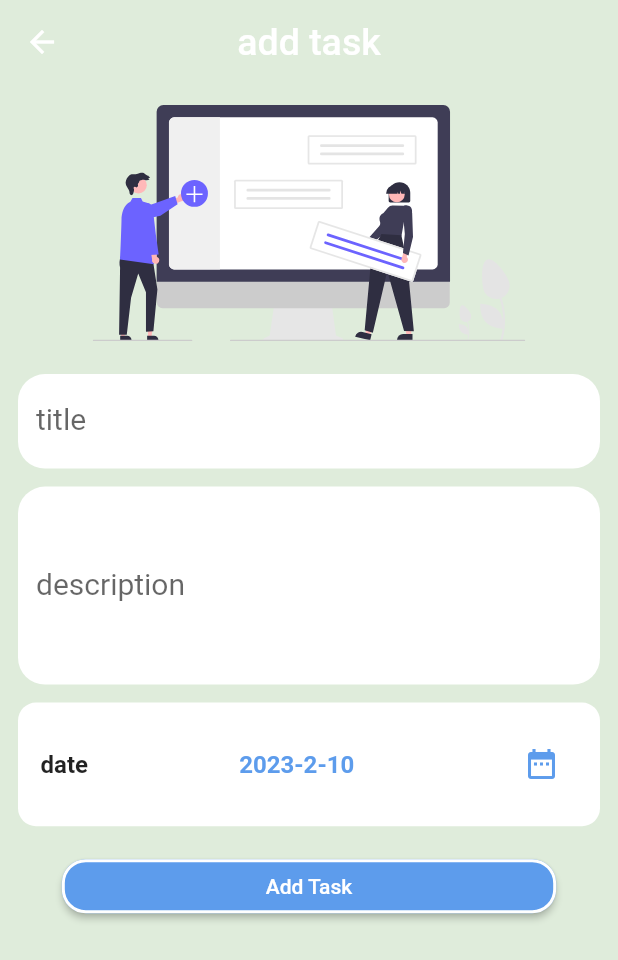
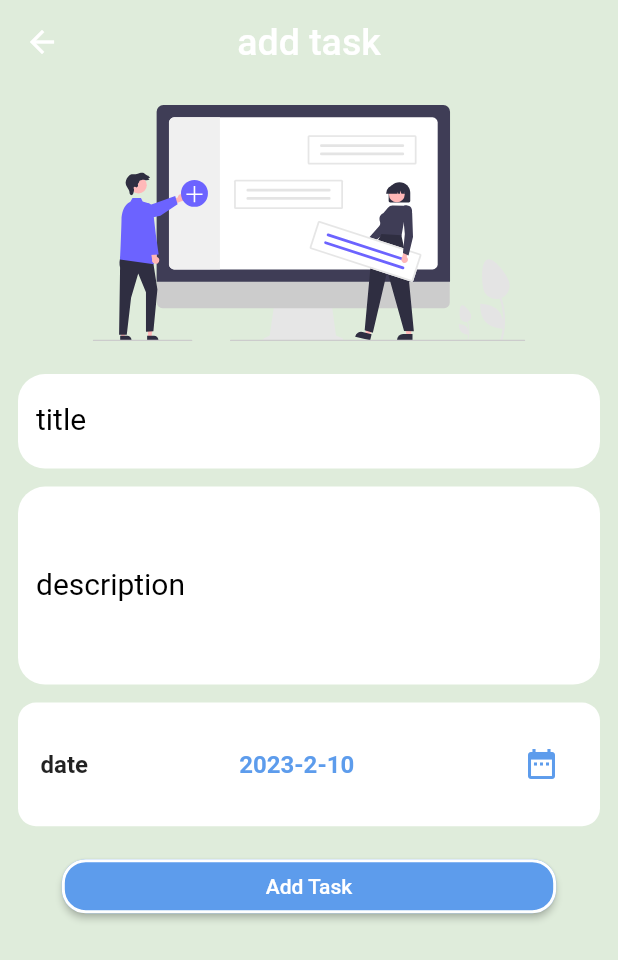
Before and after one commit to MohamedFouad99/todo_with_firestore, a Flutter app: the screen it shows after launch, after a tap on the "arrow right alt" icon, after a tap on the "add task" icon, on a phone screen of 412 x 824 dp. Shown: the top 960 px of the screen. Run offline on Flutter 3.47's test engine with Material 2 defaults, Android fonts, the phone set to English and light mode, and no system bars; our stand-ins replace awesome_dialog, cloud_firestore, firebase_core, flutter_slidable, flutter_svg; missing offline and left inert: calender_picker; accounts and stored records are empty; generated files the repository leaves out were written again.

Commit message:
add_provider_package

```diff
--- a/lib/main.dart
+++ b/lib/main.dart
@@ -4,6 +4,9 @@ import 'package:firebase_core/firebase_core.dart';
 import 'package:flutter/material.dart';
 import 'package:flutter_localizations/flutter_localizations.dart';
 import 'package:flutter_gen/gen_l10n/app_localizations.dart';
+import 'package:provider/provider.dart';
+import 'package:todo_with_firestore/providers/language_provider.dart';
+import 'package:todo_with_firestore/providers/theme_provider.dart';
 import 'firebase_options.dart';
 import 'utils/my_theme.dart';
 import 'view/home/home_screen.dart';
@@ -17,7 +20,17 @@ void main() async {
   await Firebase.initializeApp(
     options: DefaultFirebaseOptions.currentPlatform,
   );
-  runApp(const MyApp());
+  runApp(MultiProvider(
+    providers: [
+      ChangeNotifierProvider(
+        create: (context) => ThemeProvider(),
+      ),
+      ChangeNotifierProvider(
+        create: (context) => LanguageProvider(),
+      ),
+    ],
+    child: MyApp(),
+  ));
 }
 
 class MyApp extends StatelessWidget {
@@ -26,6 +39,8 @@ class MyApp extends StatelessWidget {
   // This widget is the root of your application.
   @override
   Widget build(BuildContext context) {
+    var provider = Provider.of<ThemeProvider>(context);
+    var providerLanguage = Provider.of<LanguageProvider>(context);
     return MaterialApp(
       debugShowCheckedModeBanner: false,
       localizationsDelegates: [
@@ -34,7 +49,7 @@ class MyApp extends StatelessWidget {
         GlobalWidgetsLocalizations.delegate,
         GlobalCupertinoLocalizations.delegate,
       ],
-      locale: Locale('en'),
+      locale: Locale(providerLanguage.currentLanguage),
       supportedLocales: [
         Locale('en'), // English
         Locale('ar'), // Arabic
@@ -48,6 +63,8 @@ class MyApp extends StatelessWidget {
       },
       initialRoute: WelcomeScreen.routeName,
       theme: MyThemeData.lightTheme,
+      darkTheme: MyThemeData.darkTheme,
+      themeMode: provider.themeMode,
     );
   }
 }
--- /dev/null
+++ b/lib/providers/language_provider.dart
@@ -0,0 +1,10 @@
+import 'package:flutter/material.dart';
+
+class LanguageProvider extends ChangeNotifier {
+  String currentLanguage = 'en';
+
+  void changeLanguage(String newLanguage) {
+    currentLanguage = newLanguage;
+    notifyListeners();
+  }
+}
--- /dev/null
+++ b/lib/providers/theme_provider.dart
@@ -0,0 +1,10 @@
+import 'package:flutter/material.dart';
+
+class ThemeProvider extends ChangeNotifier {
+  ThemeMode themeMode = ThemeMode.light;
+
+  void changeTheme(ThemeMode mode) {
+    themeMode = mode;
+    notifyListeners();
+  }
+}
--- a/lib/utils/my_theme.dart
+++ b/lib/utils/my_theme.dart
@@ -4,17 +4,19 @@ import 'package:flutter/material.dart';
 
 class MyThemeData {
   static Color lightPrimary = Color(0xff5D9CEC);
+
   static Color colorLightGreen = Color(0xffDFECDB);
   static Color colorBlack = Color(0xff242424);
   static Color colorRed = Color(0xffEC4B4B);
   static Color colorGreen = Color(0xff61E757);
   static Color colorWhite = Color(0xFFFFFFFF);
+
   static final ThemeData lightTheme = ThemeData(
     primaryColor: lightPrimary,
     colorScheme: ColorScheme(
       primary: lightPrimary,
       onPrimary: colorWhite,
-      secondary: colorLightGreen,
+      secondary: Colors.grey,
       onSecondary: colorWhite,
       background: colorLightGreen,
       error: Colors.red,
@@ -76,56 +78,71 @@ class MyThemeData {
       backgroundColor: Colors.transparent,
     ),
   );
-  // static final ThemeData darkTheme = ThemeData(
-  //   primaryColor: lightPrimary,
-  //   colorScheme: ColorScheme(
-  //     primary: lightPrimary,
-  //     onPrimary: colorWhite,
-  //     secondary: colorLightGreen,
-  //     onSecondary: colorWhite,
-  //     background: colorLightGreen,
-  //     error: Colors.red,
-  //     onError: Colors.red,
-  //     onSurface: Colors.black,
-  //     surface: Colors.white,
-  //     onBackground: lightPrimary,
-  //     brightness: Brightness.light,
-  //   ),
-  //   scaffoldBackgroundColor: colorLightGreen,
-  //   appBarTheme: AppBarTheme(
-  //     color: lightPrimary,
-  //     elevation: 0,
-  //     iconTheme: IconThemeData(color: colorWhite),
-  //   ),
-  //   textTheme: TextTheme(
-  //     headline1: TextStyle(
-  //       fontSize: 30,
-  //       color: colorWhite,
-  //       fontWeight: FontWeight.w700,
-  //     ),
-  //     subtitle1: TextStyle(
-  //       fontSize: 20,
-  //       color: lightPrimary,
-  //       fontWeight: FontWeight.w400,
-  //     ),
-  //     subtitle2: TextStyle(
-  //       fontSize: 20,
-  //       color: colorGreen,
-  //       fontWeight: FontWeight.w400,
-  //     ),
-  //     bodyText1: TextStyle(
-  //       fontSize: 12,
-  //       color: colorBlack,
-  //     ),
-  //   ),
-  //   floatingActionButtonTheme:
-  //       FloatingActionButtonThemeData(backgroundColor: lightPrimary),
-  //   bottomNavigationBarTheme: BottomNavigationBarThemeData(
-  //     selectedItemColor: lightPrimary,
-  //     unselectedItemColor: Colors.grey,
-  //   ),
-  //   bottomSheetTheme: BottomSheetThemeData(
-  //     backgroundColor: Colors.transparent,
-  //   ),
-  // );
+  static final ThemeData darkTheme = ThemeData(
+    primaryColor: lightPrimary,
+    colorScheme: ColorScheme(
+      primary: colorBlack,
+      onPrimary: Color.fromARGB(255, 53, 53, 53),
+      secondary: colorBlack,
+      onSecondary: colorWhite,
+      background: colorBlack,
+      error: Colors.red,
+      onError: Colors.red,
+      onSurface: colorWhite,
+      surface: Colors.black,
+      onBackground: colorBlack,
+      brightness: Brightness.dark,
+    ),
+    scaffoldBackgroundColor: colorBlack,
+    appBarTheme: AppBarTheme(
+      color: colorBlack,
+      elevation: 0,
+      iconTheme: IconThemeData(color: colorBlack),
+    ),
+    textTheme: TextTheme(
+      headline1: TextStyle(
+        fontSize: 30,
+        color: colorWhite,
+        fontWeight: FontWeight.w700,
+      ),
+      subtitle1: TextStyle(
+        fontSize: 20,
+        color: lightPrimary,
+        fontWeight: FontWeight.w400,
+      ),
+      subtitle2: TextStyle(
+        fontSize: 20,
+        color: colorGreen,
+        fontWeight: FontWeight.w400,
+      ),
+      headline2: TextStyle(
+        fontSize: 25,
+        color: colorWhite,
+        fontWeight: FontWeight.w500,
+      ),
+      headline3: TextStyle(
+        fontSize: 18,
+        color: colorWhite,
+        fontWeight: FontWeight.w500,
+      ),
+      bodyText1: TextStyle(
+        fontSize: 12,
+        color: colorWhite,
+      ),
+      headline4: TextStyle(
+        fontSize: 20,
+        color: colorLightGreen,
+        fontWeight: FontWeight.w400,
+      ),
+    ),
+    floatingActionButtonTheme:
+        FloatingActionButtonThemeData(backgroundColor: lightPrimary),
+    bottomNavigationBarTheme: BottomNavigationBarThemeData(
+        selectedItemColor: lightPrimary,
+        unselectedItemColor: Colors.grey,
+        backgroundColor: colorBlack),
+    bottomSheetTheme: BottomSheetThemeData(
+      backgroundColor: Colors.transparent,
+    ),
+  );
 }
--- a/lib/view/home/tasks_list_tab.dart
+++ b/lib/view/home/tasks_list_tab.dart
@@ -4,7 +4,9 @@ import 'package:cloud_firestore/cloud_firestore.dart';
 import 'package:flutter/material.dart';
 import 'package:flutter_gen/gen_l10n/app_localizations.dart';
 import 'package:flutter_gen/gen_l10n/app_localizations.dart';
+import 'package:provider/provider.dart';
 import '../../../model/task.dart';
+import '../../providers/language_provider.dart';
 import '../../utils/firebase_utils.dart';
 import 'task_widget.dart';
 import 'package:calender_picker/calender_picker.dart';
@@ -19,6 +21,7 @@ class _TasksListTabState extends State<TasksListTab> {
 
   @override
   Widget build(BuildContext context) {
+    var providerLanguage = Provider.of<LanguageProvider>(context);
     return Scaffold(
       appBar: AppBar(
         backgroundColor: Colors.transparent,
@@ -33,15 +36,16 @@ class _TasksListTabState extends State<TasksListTab> {
         child: Column(
           children: [
             CalenderPicker(
-              dateTextStyle: TextStyle(color: Colors.grey),
-              dayTextStyle: TextStyle(color: Colors.grey),
-              locale: 'en',
+              dateTextStyle:
+                  TextStyle(color: Theme.of(context).colorScheme.secondary),
+              dayTextStyle:
+                  TextStyle(color: Theme.of(context).colorScheme.secondary),
+              locale: (providerLanguage.currentLanguage),
               DateTime.now(),
               initialSelectedDate: DateTime.now(),
-              selectionColor: Colors.white,
-              selectedTextColor: Colors.blue,
+              selectionColor: Theme.of(context).colorScheme.onPrimary,
+              selectedTextColor: Theme.of(context).primaryColor,
               onDateChange: (date) {
-                // New date selected
                 setState(() {
                   selectedDate = date;
                 });
--- a/lib/view/screens/add_task_screen.dart
+++ b/lib/view/screens/add_task_screen.dart
@@ -52,11 +52,11 @@ class _AddTaskScreenState extends State<AddTaskScreen> {
                       ),
                       TextFormField(
                         decoration: InputDecoration(
-                          fillColor:
-                              MyThemeData.lightTheme.colorScheme.onPrimary,
+                          fillColor: Theme.of(context).colorScheme.onPrimary,
                           filled: true,
                           labelText: AppLocalizations.of(context)!.title,
-                          labelStyle: TextStyle(),
+                          labelStyle: TextStyle(
+                              color: Theme.of(context).colorScheme.onSurface),
                           border: InputBorder.none,
                           focusedBorder: OutlineInputBorder(
                             borderRadius: BorderRadius.circular(18),
@@ -92,11 +92,12 @@ class _AddTaskScreenState extends State<AddTaskScreen> {
                         minLines: 4,
                         maxLines: 4,
                         decoration: InputDecoration(
-                          fillColor:
-                              MyThemeData.lightTheme.colorScheme.onPrimary,
+                          fillColor: Theme.of(context).colorScheme.onPrimary,
                           filled: true,
                           labelText: AppLocalizations.of(context)!.desc,
-                          labelStyle: TextStyle(),
+                          labelStyle: TextStyle(
+                            color: Theme.of(context).colorScheme.onSurface,
+                          ),
                           border: InputBorder.none,
                           focusedBorder: OutlineInputBorder(
                             borderRadius: BorderRadius.circular(18),
@@ -136,8 +137,8 @@ class _AddTaskScreenState extends State<AddTaskScreen> {
                             Container(
                               height: MediaQuery.of(context).size.height * .1,
                               decoration: BoxDecoration(
-                                  color: MyThemeData
-                                      .lightTheme.colorScheme.onPrimary,
+                                  color:
+                                      Theme.of(context).colorScheme.onPrimary,
                                   borderRadius: BorderRadius.circular(12)),
                               child: Padding(
                                 padding:
@@ -191,6 +192,8 @@ class _AddTaskScreenState extends State<AddTaskScreen> {
               width: MediaQuery.of(context).size.width * .8,
               child: ElevatedButton(
                   style: ButtonStyle(
+                      backgroundColor: MaterialStatePropertyAll(
+                          Theme.of(context).primaryColor),
                       shape: MaterialStateProperty.all<RoundedRectangleBorder>(
                           RoundedRectangleBorder(
                               borderRadius: BorderRadius.circular(16.0),
@@ -202,7 +205,11 @@ class _AddTaskScreenState extends State<AddTaskScreen> {
                   onPressed: () {
                     addTask();
                   },
-                  child: Text(AppLocalizations.of(context)!.addtaskbtn)),
+                  child: Text(
+                    AppLocalizations.of(context)!.addtaskbtn,
+                    style: TextStyle(
+                        color: Theme.of(context).colorScheme.onSecondary),
+                  )),
             )
           ],
         ),
```
Also changed, not shown: lib/l10n/app_ar.arb (+7 -1 lines), lib/l10n/app_en.arb (+7 -1 lines), lib/view/home/task_widget.dart (+20 -6 lines), lib/view/screens/edit_screen.dart (+15 -9 lines), lib/view/setting/settings_tab.dart (+46 -22 lines), pubspec.yaml (+1 -8 lines), pubspec.lock, 1 other file.
